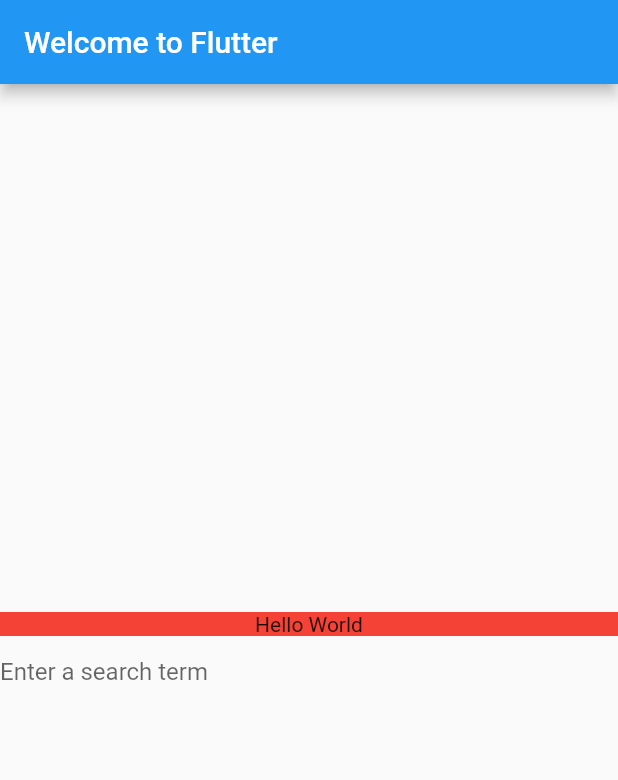
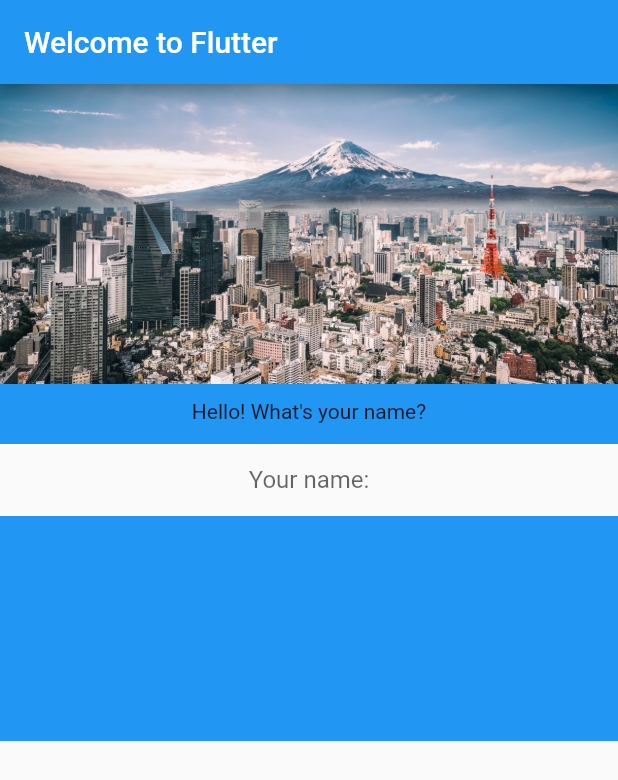
Before and after one commit to Alexalexlex/Flutter_play, a Flutter app: the screen it shows after launch, on a phone screen of 412 x 824 dp. Shown: the top 780 px of the screen. Run offline on Flutter 3.47's test engine with Material 2 defaults, Android fonts, the phone set to English and light mode, and no system bars.

```diff
--- a/lib/screens/home_screen/home_screen.dart
+++ b/lib/screens/home_screen/home_screen.dart
@@ -1,4 +1,5 @@
 import 'package:flutter/material.dart';
+import './image_banner.dart';
 import './text_section.dart';
 import './input_section.dart';
 
@@ -10,9 +11,10 @@ class HomeScreen extends StatelessWidget {
         title: Text('Welcome to Flutter'),
       ),
       body: Column(
-          mainAxisAlignment: MainAxisAlignment.center,
+          mainAxisAlignment: MainAxisAlignment.start,
           crossAxisAlignment: CrossAxisAlignment.stretch,
           children: [
+            ImageBanner("assets/images/Japan-1440.jpg"),
             TextSection(),
             InputSection(),
           ]),
--- /dev/null
+++ b/lib/screens/home_screen/image_banner.dart
@@ -0,0 +1,21 @@
+import 'package:flutter/material.dart';
+
+class ImageBanner extends StatelessWidget {
+  final String _assetPath;
+
+  ImageBanner(this._assetPath);
+
+  @override
+  Widget build(BuildContext context) {
+    return Container(
+      constraints: BoxConstraints.expand(
+        height: 200.0,
+      ),
+      decoration: BoxDecoration(color: Colors.grey),
+      child: Image.asset(
+        _assetPath,
+        fit: BoxFit.cover,
+      ),
+    );
+  }
+}
--- a/lib/screens/home_screen/input_section.dart
+++ b/lib/screens/home_screen/input_section.dart
@@ -1,15 +1,63 @@
 import 'package:flutter/material.dart';
 
-class InputSection extends StatelessWidget {
+class InputSection extends StatefulWidget {
+  @override
+  _InputSectionState createState() => _InputSectionState();
+}
+
+class _InputSectionState extends State<InputSection> {
+  var _text = '';
+
+  void output(String value) {
+    var outtext = '';
+
+    switch (value) {
+      case 'Dima':
+        outtext = 'Hmm... Happy B-Day Nodelander!!!';
+        break;
+      case 'Levan':
+        outtext = 'Shashliki shashliki and Lulyaaaa ke baaaab';
+        break;
+      case 'Andrew':
+        outtext = 'Jquery your element!';
+        break;
+      case 'Arvid':
+        outtext = 'Give me my slurry with cucumber... never gets bored';
+        break;
+      default:
+        outtext = 'No result';
+    }
+    setState(() {
+      _text = outtext;
+    });
+  }
+
   @override
   Widget build(BuildContext context) {
-    return Container(
-        child: Align(
-      alignment: Alignment.center,
-      child: TextField(
-        decoration: InputDecoration(
-            border: InputBorder.none, hintText: 'Enter a search term'),
-      ),
-    ));
+    return Column(
+        mainAxisAlignment: MainAxisAlignment.start,
+        crossAxisAlignment: CrossAxisAlignment.stretch,
+        children: [
+          Container(
+            child: Align(
+                alignment: Alignment.center,
+                child: TextField(
+                    textAlign: TextAlign.center,
+                    decoration: InputDecoration(
+                      border: InputBorder.none,
+                      hintText: 'Your name:',
+                    ),
+                    onSubmitted: output)),
+          ),
+          Container(
+            decoration: BoxDecoration(color: Colors.blue),
+            child: Text(
+              '$_text',
+              textAlign: TextAlign.center,
+            ),
+            height: 150.0,
+            padding: EdgeInsets.all(40),
+          )
+        ]);
   }
 }
--- a/lib/screens/home_screen/text_section.dart
+++ b/lib/screens/home_screen/text_section.dart
@@ -4,11 +4,13 @@ class TextSection extends StatelessWidget {
   @override
   Widget build(BuildContext context) {
     return Container(
-      decoration: BoxDecoration(color: Colors.red),
+      decoration: BoxDecoration(color: Colors.blue),
       child: Text(
-        'Hello World',
+        'Hello! What\'s your name?',
         textAlign: TextAlign.center,
       ),
+      height: 40,
+      padding: EdgeInsets.only(top: 10),
     );
   }
 }
--- a/pubspec.yaml
+++ b/pubspec.yaml
@@ -45,9 +45,8 @@ flutter:
   uses-material-design: true
 
   # To add assets to your application, add an assets section, like this:
-  # assets:
-  #   - images/a_dot_burr.jpeg
-  #   - images/a_dot_ham.jpeg
+  assets:
+    - assets/images/
 
   # An image asset can refer to one or more resolution-specific "variants", see
   # https://flutter.dev/assets-and-images/#resolution-aware.
```
Also changed, not shown: assets/images/Japan-1440.jpg (added).
